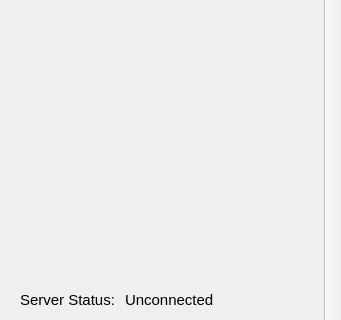
The window that ui/batchViewer.ui (josalggui/MaRGE) describes before a commit, drawn with Qt 5; both pictures show x 0 to 341 and y 293 to 613 of the 341 by 613 pixel window.
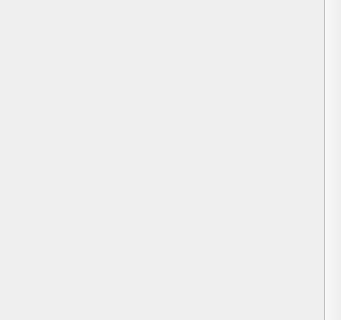
The same window after the commit. Icons and pictures are not drawn.

Commit message: mini cambio batchViewer

Patch:
```diff
--- a/ui/batchViewer.ui
+++ b/ui/batchViewer.ui
@@ -192,39 +192,6 @@
        <property name="bottomMargin">
         <number>10</number>
        </property>
-       <item>
-        <widget class="QLabel" name="label">
-         <property name="sizePolicy">
-          <sizepolicy hsizetype="Minimum" vsizetype="Preferred">
-           <horstretch>0</horstretch>
-           <verstretch>0</verstretch>
-          </sizepolicy>
-         </property>
-         <property name="text">
-          <string>Server Status:</string>
-         </property>
-        </widget>
-       </item>
-       <item>
-        <widget class="QLabel" name="status_connection">
-         <property name="text">
-          <string>Unconnected</string>
-         </property>
-        </widget>
-       </item>
-       <item>
-        <spacer name="horizontalSpacer">
-         <property name="orientation">
-          <enum>Qt::Horizontal</enum>
-         </property>
-         <property name="sizeHint" stdset="0">
-          <size>
-           <width>40</width>
-           <height>20</height>
-          </size>
-         </property>
-        </spacer>
-       </item>
       </layout>
      </widget>
     </item>
```
